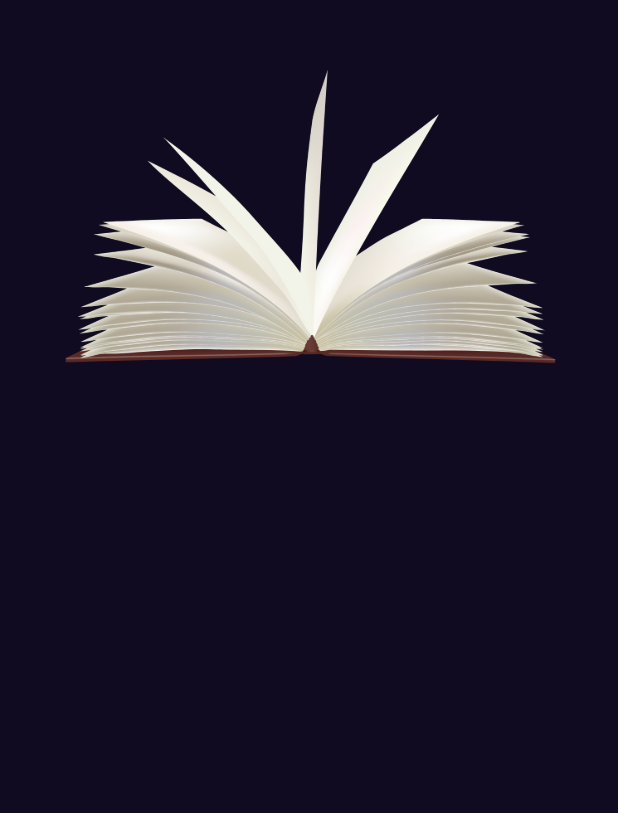
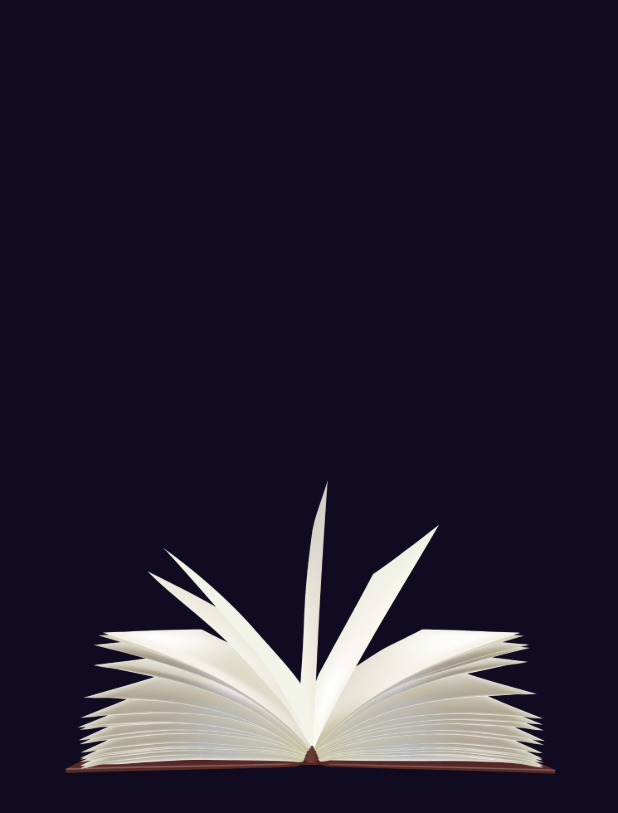
Before and after one commit to ahmdZhran/bookly_app, a Flutter app: the screen it shows after launch, on a phone screen of 412 x 824 dp. Shown: the top 813 px of the screen. Run offline on Flutter 3.47's test engine with Material 2 defaults, Android fonts, the phone set to English and light mode, and no system bars; our stand-ins replace get.

Commit message:
make logo in center of screen

```diff
--- a/lib/features/presentation/views/widgets/splsh_view_body.dart
+++ b/lib/features/presentation/views/widgets/splsh_view_body.dart
@@ -7,7 +7,10 @@ class SplshViewBody extends StatelessWidget {
   @override
   Widget build(BuildContext context) {
     return Column(
-      children: [Image.asset(AssetsImages.logo3)],
+      mainAxisAlignment: MainAxisAlignment.center,
+      children: [
+        Image.asset(AssetsImages.logo3),
+      ],
     );
   }
 }
```
